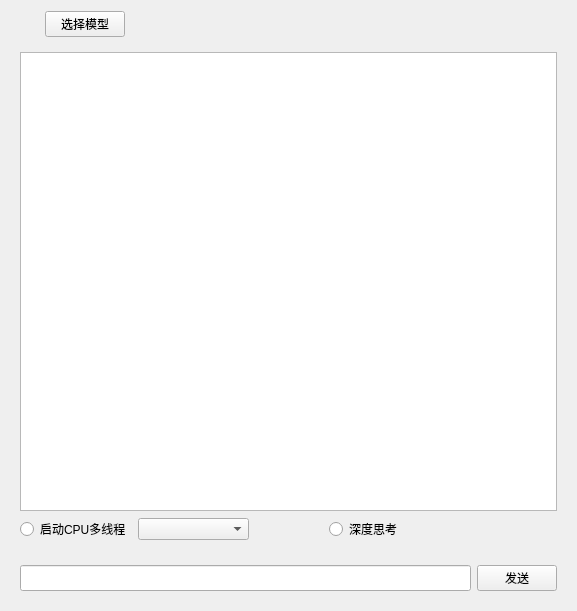
The window that widget.ui (yutian-9264/Chat_with_AI_locally) describes before a commit, drawn with Qt 5.
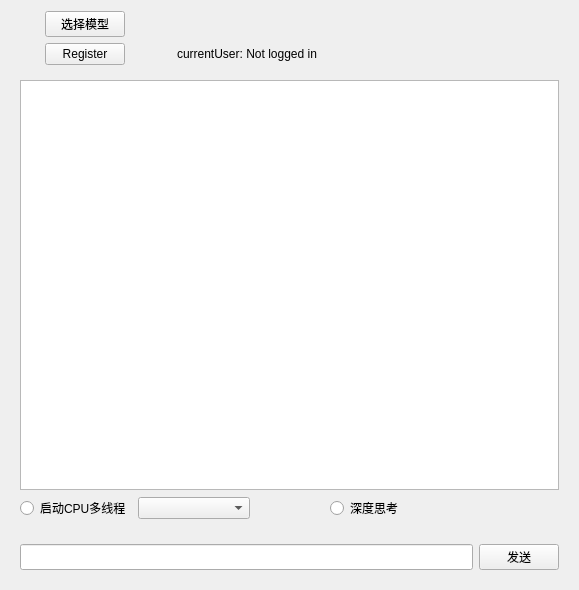
The same window after the commit.

Commit message: add register button

```diff
--- a/widget.ui
+++ b/widget.ui
@@ -6,8 +6,8 @@
    <rect>
     <x>0</x>
     <y>0</y>
-    <width>577</width>
-    <height>611</height>
+    <width>579</width>
+    <height>590</height>
    </rect>
   </property>
   <property name="windowTitle">
@@ -72,7 +72,59 @@
      </property>
     </widget>
    </item>
-   <item row="1" column="0" colspan="4">
+   <item row="1" column="0">
+    <spacer name="horizontalSpacer_4">
+     <property name="orientation">
+      <enum>Qt::Horizontal</enum>
+     </property>
+     <property name="sizeType">
+      <enum>QSizePolicy::Fixed</enum>
+     </property>
+     <property name="sizeHint" stdset="0">
+      <size>
+       <width>18</width>
+       <height>20</height>
+      </size>
+     </property>
+    </spacer>
+   </item>
+   <item row="1" column="1">
+    <widget class="QPushButton" name="buttonSelect_2">
+     <property name="sizePolicy">
+      <sizepolicy hsizetype="Minimum" vsizetype="Fixed">
+       <horstretch>0</horstretch>
+       <verstretch>0</verstretch>
+      </sizepolicy>
+     </property>
+     <property name="text">
+      <string>Register</string>
+     </property>
+    </widget>
+   </item>
+   <item row="1" column="2">
+    <spacer name="horizontalSpacer_5">
+     <property name="orientation">
+      <enum>Qt::Horizontal</enum>
+     </property>
+     <property name="sizeType">
+      <enum>QSizePolicy::Fixed</enum>
+     </property>
+     <property name="sizeHint" stdset="0">
+      <size>
+       <width>18</width>
+       <height>20</height>
+      </size>
+     </property>
+    </spacer>
+   </item>
+   <item row="1" column="3">
+    <widget class="QLabel" name="label_2">
+     <property name="text">
+      <string>currentUser: Not logged in</string>
+     </property>
+    </widget>
+   </item>
+   <item row="2" column="0" colspan="4">
     <widget class="QWidget" name="widget_2" native="true">
      <layout class="QGridLayout" name="gridLayout">
       <item row="1" column="0">
```
The commit also changes 3 other files.
